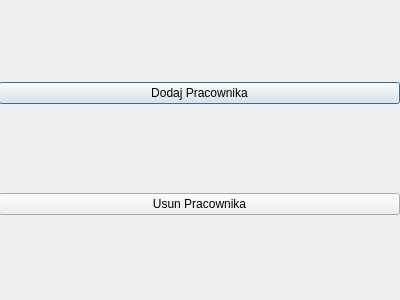
First picture: the form in Magazyn/pracownik.ui, repository SylwiaJ/projekt, before the edit.
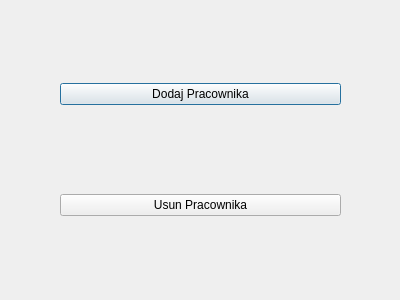
Second picture: the form after the edit.

Diff of the .ui file:
```diff
--- a/Magazyn/pracownik.ui
+++ b/Magazyn/pracownik.ui
@@ -16,9 +16,9 @@
   <widget class="QWidget" name="verticalLayoutWidget">
    <property name="geometry">
     <rect>
-     <x>-1</x>
-     <y>-1</y>
-     <width>401</width>
+     <x>60</x>
+     <y>0</y>
+     <width>281</width>
      <height>301</height>
     </rect>
    </property>
```
